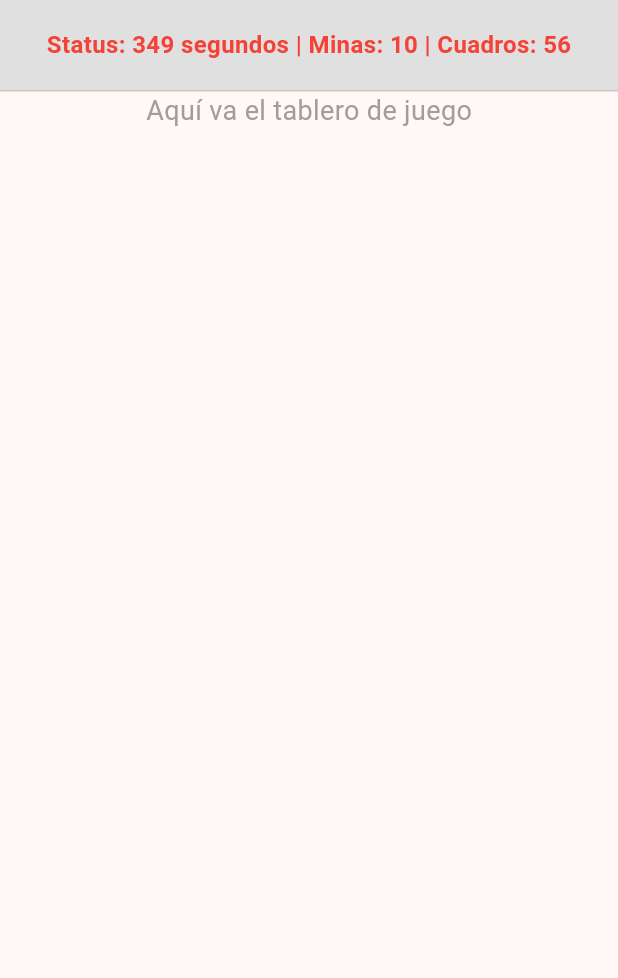
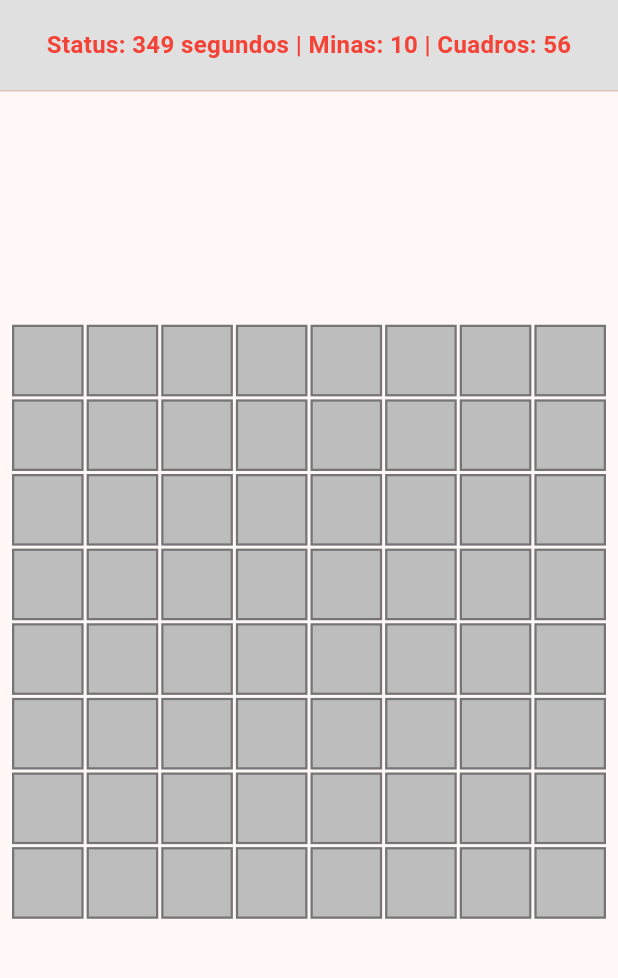
Before and after one commit to IchiroCTG/3479A321_2021479014_2026, a Flutter app: the screen it shows after launch, on a phone screen of 412 x 824 dp, the part 84-1062 px from its top. Run offline on Flutter 3.47's test engine with Material 3 defaults, Android fonts, the phone set to English and light mode, and no system bars.

Commit message:
tablero con celdas

```diff
--- a/lib/main.dart
+++ b/lib/main.dart
@@ -43,7 +43,7 @@ class MineSweeperScreen extends StatelessWidget {
                 ),
               ),
               Divider(height: 1,),
-              Expanded(child: Text("Aquí va el tablero de juego",style: TextStyle(fontSize: 18, color: Colors.grey),))
+              Expanded(child: _gameBoard()),
             ],
           ),
         ),
@@ -52,3 +52,31 @@ class MineSweeperScreen extends StatelessWidget {
     );
   }
 }
+
+Widget _gameBoard(){
+  return Center(
+    child: Padding(
+      padding: const EdgeInsets.all(8.0),
+      child: AspectRatio(
+        aspectRatio: 1.0,
+        child: GridView.builder(
+          physics: const NeverScrollableScrollPhysics(),
+          gridDelegate: const SliverGridDelegateWithFixedCrossAxisCount(
+            crossAxisCount: 8,
+            mainAxisSpacing: 2,
+            crossAxisSpacing: 2,
+          ),
+          itemCount: 64,
+          itemBuilder: (context, index){
+            return Container(
+              decoration: BoxDecoration(
+                color: Colors.grey[400],
+                border: Border.all(color: Colors.grey[600]!, width: 1.5),
+              )
+            );
+          }
+        ),
+      )
+    )
+  );
+}
```
